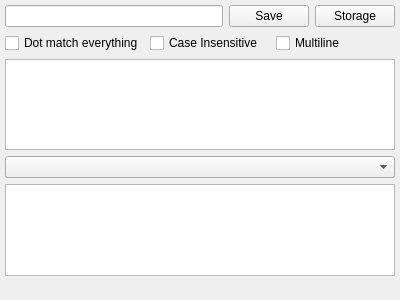
First picture: the form in mainwindow.ui, repository TurbaVladimir/QRegExp, before the edit.
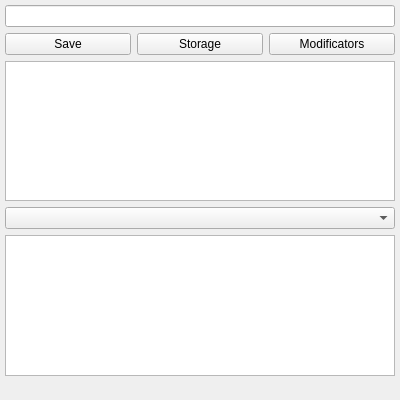
Second picture: the form after the edit.

Commit message: Changed: tool windows moved into personal classes. Fixed: load call on empty list in storage(crash). Added: additional modificators, storage filename macros(in project file).

Diff of the .ui file:
```diff
--- a/mainwindow.ui
+++ b/mainwindow.ui
@@ -7,7 +7,7 @@
     <x>0</x>
     <y>0</y>
     <width>400</width>
-    <height>300</height>
+    <height>400</height>
    </rect>
   </property>
   <property name="windowTitle">
@@ -74,6 +74,10 @@
           </property>
          </widget>
         </item>
+       </layout>
+      </item>
+      <item>
+       <layout class="QHBoxLayout" name="controlLayout">
         <item>
          <widget class="QPushButton" name="saveButton">
           <property name="toolTip">
@@ -94,28 +98,10 @@
           </property>
          </widget>
         </item>
-       </layout>
-      </item>
-      <item>
-       <layout class="QHBoxLayout" name="modificatorsLayout">
         <item>
-         <widget class="QCheckBox" name="dotMatch">
+         <widget class="QPushButton" name="modificatorsButton">
           <property name="text">
-           <string>Dot match everything</string>
-          </property>
-         </widget>
-        </item>
-        <item>
-         <widget class="QCheckBox" name="caseInsensitive">
-          <property name="text">
-           <string>Case Insensitive</string>
-          </property>
-         </widget>
-        </item>
-        <item>
-         <widget class="QCheckBox" name="multiLine">
-          <property name="text">
-           <string>Multiline</string>
+           <string>Modificators</string>
           </property>
          </widget>
         </item>
```
The commit also changes 9 other files.
